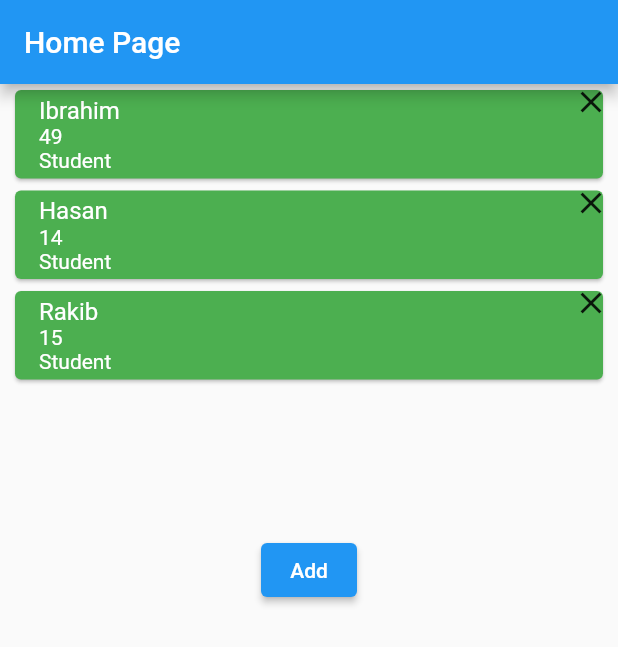
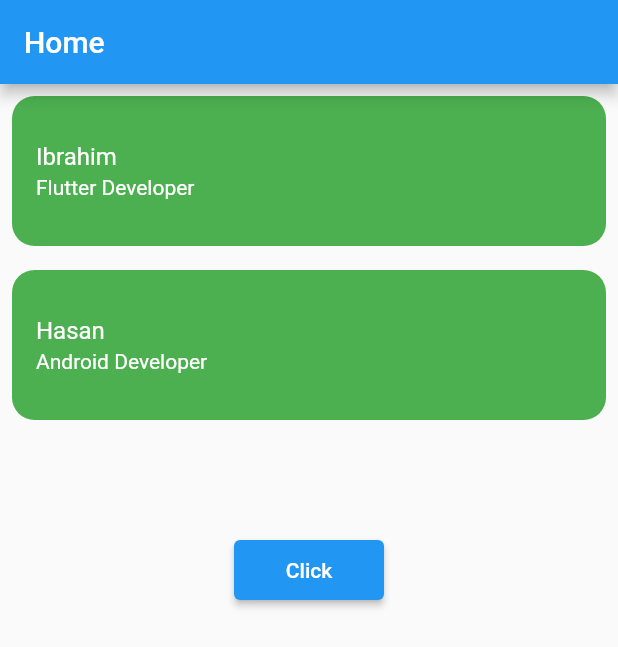
Before and after one commit to Ibrahim-K98han/CRUD, a Flutter app: the screen it shows after launch, on a phone screen of 412 x 824 dp. Shown: the top 647 px of the screen. Run offline on Flutter 3.47's test engine with Material 2 defaults, Android fonts, the phone set to English and light mode, and no system bars.

Commit message:
work of list

```diff
--- a/lib/home_page.dart
+++ b/lib/home_page.dart
@@ -63,7 +63,8 @@ class HomePage extends StatelessWidget {
                 ),
               ),
               ElevatedButton(
-      onPressed: () => showDialog<String>(
+      onPressed: () =>
+      showDialog<String>(
         context: context,
         builder: (BuildContext context) => SingleChildScrollView(
           scrollDirection: Axis.vertical,
@@ -120,7 +121,8 @@ class HomePage extends StatelessWidget {
                 )
 
                   ],
-                )),
+                )
+                ),
 
               ],
             ),
--- /dev/null
+++ b/lib/listView.dart
@@ -0,0 +1,61 @@
+import 'package:flutter/material.dart';
+import 'package:flutter/src/widgets/framework.dart';
+import 'package:flutter/src/widgets/placeholder.dart';
+import 'package:provider/provider.dart';
+import 'package:student_info/list_view_details_page.dart';
+
+import 'listviewdatamodel.dart';
+import 'listviewprovider.dart';
+
+class ListViewData extends StatelessWidget {
+  const ListViewData({super.key});
+
+  @override
+  Widget build(BuildContext context) {
+    return Consumer<ListViewDataProvider>(
+      builder: (context, provider, _){
+        return Scaffold(appBar: AppBar(title: Text('Home'),),
+          body: Column(
+            children: [
+              SizedBox(
+                height: 300,
+                child: ListView.builder(
+                  itemCount: provider.info.length,
+                  itemBuilder: (context, index){
+                    return Padding(
+                      padding: const EdgeInsets.all(8.0),
+                      child: Container(
+                        decoration: BoxDecoration(
+                          borderRadius: BorderRadius.circular(15),
+                          color: Colors.green,
+                        ),
+                        height: 100,
+                        child: Center(
+                          child: ListTile(
+                            title: Text(provider.info[index].name,style: TextStyle(color: Colors.white),),
+                            subtitle: Text(provider.info[index].designation,style: TextStyle(color: Colors.white),),
+                            onTap: (){
+                              Navigator.push(context, MaterialPageRoute(builder: (BuildContext)=>ListViewDetailsPage(),settings: RouteSettings(arguments: provider.info[index],
+                  ),));
+                            },
+                            ),
+                        ),
+                      ),
+                    );
+                  },
+                ),
+              ),
+              ElevatedButton(
+                style: ElevatedButton.styleFrom(minimumSize: Size(100, 40)),
+                onPressed: (){
+                  //Navigator.push(context, MaterialPageRoute(builder: (BuildContext)=>ListViewDetailsPage(info: provider.info,),));
+                },
+                child: Text('Click')
+                )
+            ],
+          )
+       );
+      },
+    );
+  }
+}
--- /dev/null
+++ b/lib/listviewdatamodel.dart
@@ -0,0 +1,6 @@
+class ListViewDataModel{
+  final int id;
+  final String name;
+  final String designation;
+  ListViewDataModel({required this.id, required this.name, required this.designation});
+}
--- /dev/null
+++ b/lib/listviewprovider.dart
@@ -0,0 +1,11 @@
+import 'package:flutter/material.dart';
+
+import 'listviewdatamodel.dart';
+
+class ListViewDataProvider with ChangeNotifier{
+   final List<ListViewDataModel> _infoList = [
+   ListViewDataModel(id: 1, name: 'Ibrahim', designation: 'Flutter Developer'),
+   ListViewDataModel(id: 2, name: 'Hasan', designation: 'Android Developer'),
+ ];
+   List<ListViewDataModel> get info => _infoList;
+}
--- a/lib/main.dart
+++ b/lib/main.dart
@@ -2,10 +2,14 @@ import 'package:flutter/material.dart';
 import 'package:student_info/home_page.dart';
 import 'data_provider.dart';
 import 'package:provider/provider.dart';
+
+import 'listView.dart';
+import 'listviewprovider.dart';
 void main() {
   runApp(MultiProvider(
     providers: [
-    ChangeNotifierProvider(create: (context) => DataProvider(),)
+    ChangeNotifierProvider(create: (context) => DataProvider(),),
+    ChangeNotifierProvider(create: (context) => ListViewDataProvider(),)
   ], child: const MyApp()));
 }
 
@@ -19,7 +23,7 @@ class MyApp extends StatelessWidget {
 
         primarySwatch: Colors.blue,
       ),
-      home: HomePage(),
+      home: ListViewData(),
     );
   }
 }
```
Also changed, not shown: lib/list_view_details_page.dart (added, +79 -0 lines).
